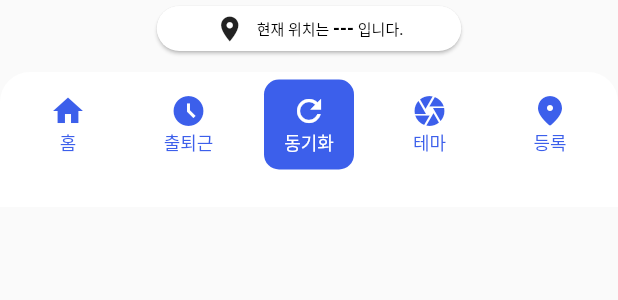
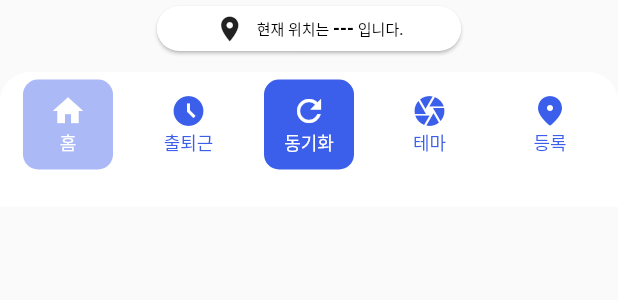
Before and after one commit to wooyoungkwak/flutter-teragate-V3, a Flutter app: the BottomNavBar widget shown alone on an empty page, opened directly, on a phone screen of 412 x 824 dp. Shown: the top 300 px of the screen. Run offline on Flutter 3.47's test engine with Material 2 defaults, Android fonts, the phone set to English and light mode, and no system bars; our stand-ins replace connectivity_plus, flutter_local_notifications, flutter_secure_storage, fluttertoast, permission_handler, shared_preferences; missing offline and left inert: app_settings, beacons_plugin, move_to_background, network_info_plus, simple_fontellico_progress_dialog; accounts and stored records are empty; Roboto replaces fonts that are missing (SpoqaHanSansNeo).

Commit message:
현재 페이지 표시 UI 수정...

```diff
--- a/lib/config/env.dart
+++ b/lib/config/env.dart
@@ -90,6 +90,7 @@ class Env {
   static DateTime INNER_TIME = DateTime.now();
   static bool CHECKED_BACKGOURND = true;
   static bool CHECKED_THEME = true;
+  static int CURRENT_PAGE_INDEX = 0;
 
   static Map<String, String> UUIDS = {};
   static dynamic INIT_STATE_WORK_INFO;
--- a/lib/state/login_state.dart
+++ b/lib/state/login_state.dart
@@ -171,6 +171,7 @@ class _LoginState extends State<Login> {
                                 _passwordContorller.text,
                               ).then((loginInfo) {
                                 if (loginInfo.success!) {
+                                  Env.CURRENT_PAGE_INDEX = 0;
                                   Env.WORK_PHOTO_PATH = loginInfo.getPhotoPath();
                                   Env.WORK_KR_NAME = loginInfo.getKrName();
                                   Env.WORK_POSITION_NAME = loginInfo.getPositionName();
--- a/lib/state/widgets/bottom_navbar.dart
+++ b/lib/state/widgets/bottom_navbar.dart
@@ -18,11 +18,44 @@ class BottomNavBar extends StatefulWidget {
 
 class _BottomNavBarState extends State<BottomNavBar> {
   late SecureStorage secureStorage;
+  List navigatorItem = [
+    {
+      "selected": false,
+      "icon": Icons.home,
+      "text": "홈",
+      "path": '/home',
+    },
+    {
+      "selected": false,
+      "icon": Icons.access_time_filled,
+      "text": "출퇴근",
+      "path": '/week',
+    },
+    {
+      "selected": true,
+      "icon": Icons.refresh,
+      "text": "동기화",
+      "path": "",
+    },
+    {
+      "selected": false,
+      "icon": Icons.camera,
+      "text": "테마",
+      "path": '/theme',
+    },
+    {
+      "selected": false,
+      "icon": Icons.place_rounded,
+      "text": "등록",
+      "path": '/place',
+    },
+  ];
 
   @override
   void initState() {
     super.initState();
     secureStorage = SecureStorage();
+    navigatorItem[Env.CURRENT_PAGE_INDEX]["selected"] = true;
   }
 
   @override
@@ -88,53 +121,23 @@ class _BottomNavBarState extends State<BottomNavBar> {
             decoration: const BoxDecoration(color: Colors.white, borderRadius: BorderRadius.only(topLeft: Radius.circular(20.0), topRight: Radius.circular(20.0))),
             child: Row(
               mainAxisAlignment: MainAxisAlignment.spaceEvenly,
-              children: [
-                _createIconByContainer(
-                  icon: Icons.home,
-                  text: "홈",
+              children: List.generate(
+                navigatorItem.length,
+                (index) => _createIconByContainer(
+                  selectedIcon: navigatorItem[index]["selected"],
+                  icon: navigatorItem[index]["icon"],
+                  text: navigatorItem[index]["text"],
                   function: () => {
-                    _passNextPage(context, '/home')
-                    // sendMessageByWork(context, secureStorage).then((workInfo) {
-                    //   Env.INIT_STATE_WORK_INFO = workInfo;
-                    // })
+                    if (navigatorItem[index]["path"] == "")
+                      {widget.function == null ? "" : widget.function!(null)}
+                    else
+                      {
+                        Env.CURRENT_PAGE_INDEX = index,
+                        _passNextPage(context, navigatorItem[index]["path"]),
+                      }
                   },
                 ),
-                _createIconByContainer(
-                  icon: Icons.access_time_filled,
-                  text: "출퇴근",
-                  function: () => {
-                    _passNextPage(context, '/week')
-                    // sendMessageByWork(context, secureStorage).then((workInfo) {
-                    //   Env.INIT_STATE_WORK_INFO = workInfo;
-                    // })
-                  },
-                ),
-                _createIconByContainer(
-                  icon: Icons.refresh,
-                  color: Colors.white,
-                  backgroundColor: const Color.fromARGB(255, 60, 95, 235),
-                  text: "동기화",
-                  function: () => {widget.function == null ? "" : widget.function!(null)},
-                ),
-                _createIconByContainer(
-                    icon: Icons.camera,
-                    text: "테마",
-                    function: () => {
-                          _passNextPage(context, '/theme'),
-                          // sendMessageByWork(context, secureStorage).then((workInfo) {
-                          //   Env.INIT_STATE_WORK_INFO = workInfo;
-                          // })
-                        }),
-                _createIconByContainer(
-                    icon: Icons.place_rounded,
-                    text: "등록",
-                    function: () => {
-                          _passNextPage(context, '/place'),
-                          // sendMessageByWork(context, secureStorage).then((workInfo) {
-                          //   Env.INIT_STATE_WORK_INFO = workInfo;
-                          // })
-                        }),
-              ],
+              ),
             ),
           ),
         ],
@@ -143,14 +146,19 @@ class _BottomNavBarState extends State<BottomNavBar> {
   }
 
   Container _createIconByContainer({
+    bool selectedIcon = false,
     IconData? icon,
     Color color = const Color.fromARGB(255, 60, 95, 235),
     Color backgroundColor = Colors.white,
     String? text,
     VoidCallback? function,
   }) {
-    var iconColor = const Color.fromARGB(255, 60, 95, 235); // 전역 스타일 변수로 선언할것
-    color = backgroundColor != iconColor ? iconColor : Colors.white;
+    backgroundColor = icon == Icons.refresh
+        ? const Color.fromARGB(255, 60, 95, 235)
+        : selectedIcon
+            ? const Color.fromARGB(110, 60, 95, 235)
+            : Colors.white;
+    color = selectedIcon ? Colors.white : const Color.fromARGB(255, 60, 95, 235);
 
     return Container(
       height: 60.0,
@@ -208,4 +216,10 @@ class _BottomNavBarState extends State<BottomNavBar> {
     }
     return text;
   }
+
+  // void selectedPage() {
+  //   if (_currentIndex == index) {
+  //     navigatorItem[_currentIndex]["selected"] = true;
+  //   }
+  // }
 }
```
